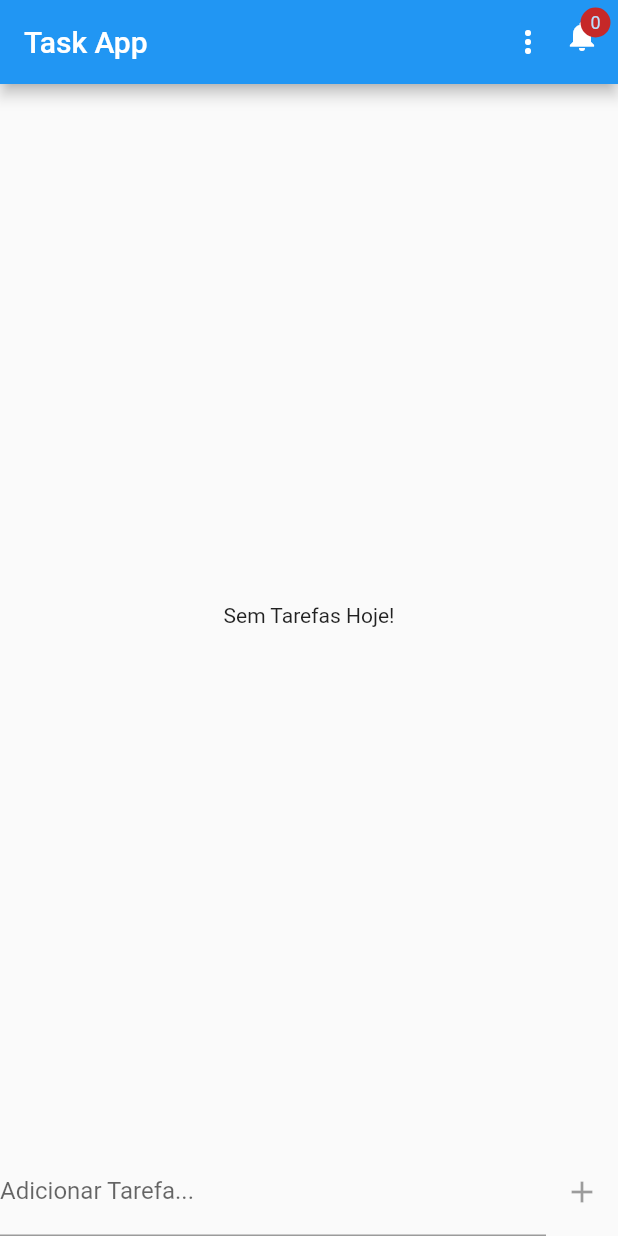
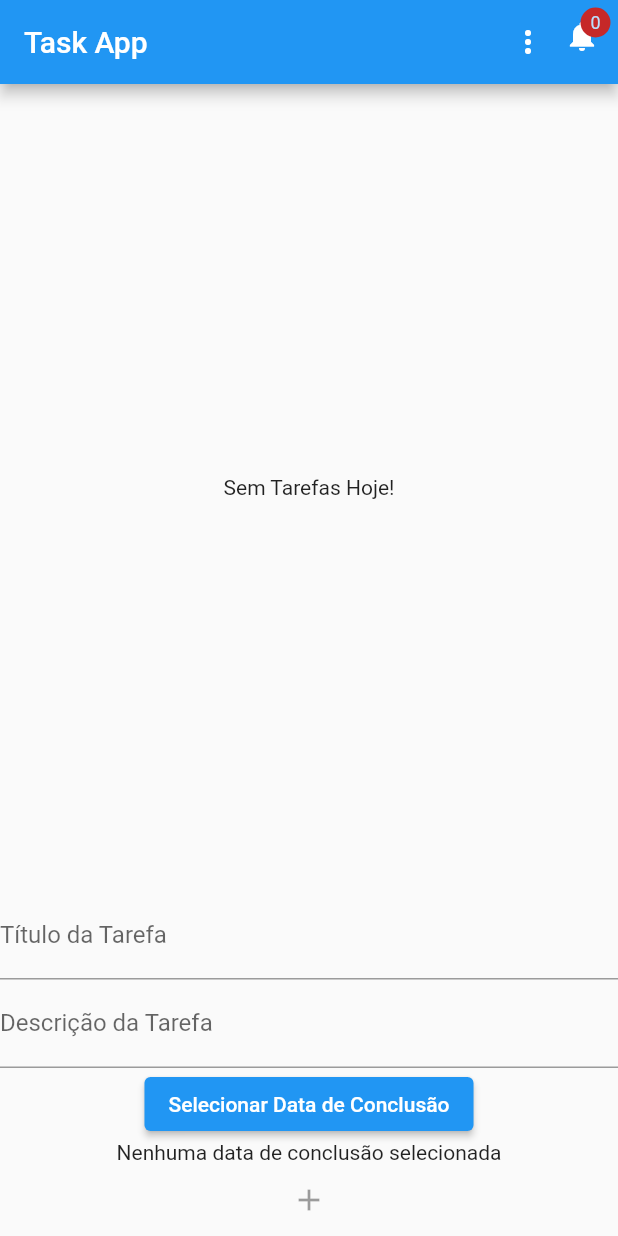
Before and after one commit to Mavitu56/ToDoLIst, a Flutter app: the screen it shows after launch, on a phone screen of 412 x 824 dp. Run offline on Flutter 3.47's test engine with Material 2 defaults, Android fonts, the phone set to English and light mode, and no system bars; our stand-ins replace image_picker; accounts and stored records are empty.

Commit message:
Criando os componentes da tarefa

```diff
--- a/lib/components/message_bubble.dart
+++ b/lib/components/message_bubble.dart
@@ -19,7 +19,7 @@ class TaskTile extends StatelessWidget {
       elevation: 2,
       margin: const EdgeInsets.symmetric(vertical: 8, horizontal: 16),
       child: ExpansionTile( // Usar ExpansionTile para expandir/contrair informações.
-        title: Text(task.description), // Exibir o título da tarefa.
+        title: Text(task.title), // Exibir o título da tarefa.
 
         children: <Widget>[
           Padding(
@@ -27,7 +27,7 @@ class TaskTile extends StatelessWidget {
             child: Column(
               crossAxisAlignment: CrossAxisAlignment.start,
               children: <Widget>[
-                Text('Data: ${task.createdAt.toString()}'), // Exibir informações adicionais, como data.
+                Text('Data: ${task.dueDate.toString()}'), // Exibir informações adicionais, como data.
                 Text('Descrição: ${task.description}'), // Exibir descrição da tarefa.
               ],
             ),
--- a/lib/components/new_message.dart
+++ b/lib/components/new_message.dart
@@ -1,6 +1,7 @@
 import 'package:flutter/material.dart';
 import 'package:chat/core/services/chat/chat_service.dart'; // Importe o serviço de tarefas.
 import 'package:chat/core/services/auth/auth_service.dart';
+
 class NewTask extends StatefulWidget {
   const NewTask({Key? key});
 
@@ -9,41 +10,72 @@ class NewTask extends StatefulWidget {
 }
 
 class _NewTaskState extends State<NewTask> {
+  String _title = '';
   String _description = '';
+  DateTime? _dueDate;
+  final _titleController = TextEditingController();
   final _descriptionController = TextEditingController();
 
   Future<void> _addTask() async {
     final user = AuthService().currentUser;
 
     if (user != null) {
-      await TaskService().save(_description, user); // Use o serviço de tarefas para salvar a nova tarefa.
+      await TaskService().save(_title, _description, _dueDate, user); // Use o serviço de tarefas para salvar a nova tarefa.
+      _titleController.clear();
       _descriptionController.clear();
+      setState(() {
+        _dueDate = null;
+      });
     }
   }
 
   @override
   Widget build(BuildContext context) {
-    return Row(
+    return Column(
       children: [
-        Expanded(
-          child: TextField(
-            controller: _descriptionController,
-            onChanged: (description) => setState(() => _description = description),
-            decoration: const InputDecoration(
-              labelText: 'Adicionar Tarefa...',
-            ),
-            onSubmitted: (_) {
-              if (_description.trim().isNotEmpty) {
-                _addTask();
-              }
-            },
+        TextField(
+          controller: _titleController,
+          onChanged: (title) => setState(() => _title = title),
+          decoration: const InputDecoration(
+            labelText: 'Título da Tarefa',
           ),
+        ),
+        TextField(
+          controller: _descriptionController,
+          onChanged: (description) => setState(() => _description = description),
+          decoration: const InputDecoration(
+            labelText: 'Descrição da Tarefa',
+          ),
+        ),
+        ElevatedButton(
+          onPressed: () => _selectDueDate(context),
+          child: const Text('Selecionar Data de Conclusão'),
+        ),
+        Text(
+          _dueDate != null
+              ? 'Data de Conclusão: ${_dueDate!.toLocal()}'
+              : 'Nenhuma data de conclusão selecionada',
         ),
         IconButton(
           icon: const Icon(Icons.add),
-          onPressed: _description.trim().isEmpty ? null : _addTask,
+          onPressed: _title.trim().isEmpty ? null : _addTask,
         ),
       ],
     );
   }
+
+  Future<void> _selectDueDate(BuildContext context) async {
+    final pickedDate = await showDatePicker(
+      context: context,
+      initialDate: DateTime.now(),
+      firstDate: DateTime.now(),
+      lastDate: DateTime(2101),
+    );
+
+    if (pickedDate != null) {
+      setState(() {
+        _dueDate = pickedDate;
+      });
+    }
+  }
 }
--- a/lib/core/models/chat_message.dart
+++ b/lib/core/models/chat_message.dart
@@ -1,8 +1,9 @@
 class Task {
 
   final String id;
+  final String title; // Novo campo "title"
   final String description;
-  final DateTime createdAt;
+  final DateTime? dueDate;
   final bool isCompleted;
 
   final String userId;
@@ -12,7 +13,8 @@ class Task {
   const Task({
     required this.id,
     required this.description,
-    required this.createdAt,
+    required this.title,
+    required this.dueDate,
     required this.isCompleted,
     required this.userId,
     required this.userName,
--- a/lib/core/services/chat/chat_service.dart
+++ b/lib/core/services/chat/chat_service.dart
@@ -4,7 +4,7 @@ import 'package:chat/core/services/chat/chat_mock_service.dart';
 
 abstract class TaskService {
   Stream<List<Task>> tasksStream(); // Atualize o tipo de retorno para Task.
-  Future<Task> save(String description, ChatUser user); // Atualize o nome do parâmetro 'texto' para 'description'.
+  Future<Task> save(String title, String description, DateTime? dueDate, ChatUser user); // Atualize o nome do parâmetro 'texto' para 'description'.
 
   factory TaskService() {
     return TaskMockService(); // Atualize a instância do serviço para TaskMockService.
```
Also changed, not shown: lib/core/services/chat/chat_mock_service.dart (+4 -3 lines).
